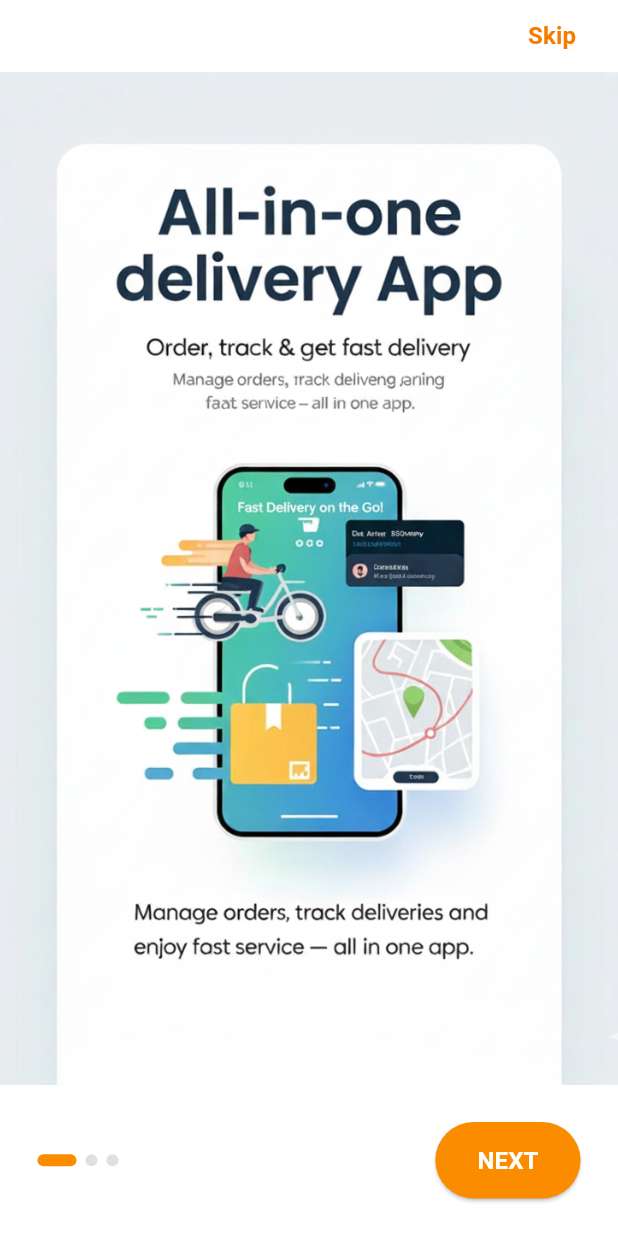
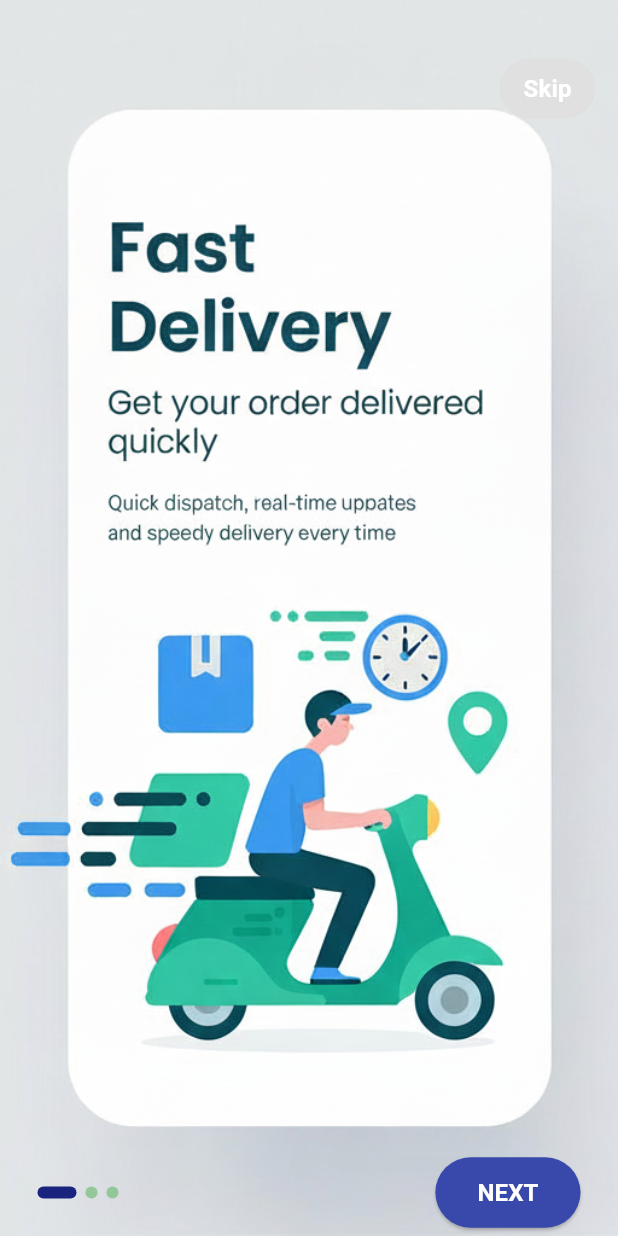
Before and after one commit to jainprabha2430/Deliveryapp, a Flutter app: the screen it shows after launch, on a phone screen of 412 x 824 dp. Run offline on Flutter 3.47's test engine with Material 3 defaults, Android fonts, the phone set to English and light mode, and no system bars; our stand-ins replace google_fonts, pdf, printing, qr_flutter, sqflite; accounts and stored records are empty.

Commit message:
Updated Code

```diff
--- a/lib/onboarding_screen.dart
+++ b/lib/onboarding_screen.dart
@@ -3,14 +3,15 @@ import 'login_screen.dart';
 
 class OnboardingPage {
   final String image;
-
   OnboardingPage({required this.image});
 }
+
 final List<OnboardingPage> onboardingPages = [
   OnboardingPage(image: 'assets/onboard1.png'),
   OnboardingPage(image: 'assets/onboard2.png'),
   OnboardingPage(image: 'assets/onboard3.png'),
 ];
+
 class OnboardingScreen extends StatefulWidget {
   const OnboardingScreen({super.key});
 
@@ -49,50 +50,45 @@ class _OnboardingScreenState extends State<OnboardingScreen> {
   @override
   Widget build(BuildContext context) {
     return Scaffold(
-      backgroundColor: Colors.white,
-      body: Column(
+      extendBodyBehindAppBar: true,
+      body: Stack(
         children: [
-          Align(
-            alignment: Alignment.topRight,
-            child: Padding(
-              padding: const EdgeInsets.only(right: 12),
+          PageView.builder(
+            controller: _pageController,
+            itemCount: onboardingPages.length,
+            onPageChanged: (index) => setState(() => _currentPage = index),
+            itemBuilder: (context, index) {
+              return Image.asset(
+                onboardingPages[index].image,
+                fit: BoxFit.cover,
+                width: double.infinity,
+                height: double.infinity,
+              );
+            },
+          ),
+          Positioned(
+            top: 35,
+            right: 15,
             child: TextButton(
               onPressed: _goToLogin,
+              style: TextButton.styleFrom(
+                backgroundColor: Colors.grey.shade300,
+                shape: const StadiumBorder(),
+              ),
               child: Text(
                 "Skip",
                 style: TextStyle(
-                    color: Colors.orange.shade700,
+                  color: Colors.white,
                   fontSize: 16,
                   fontWeight: FontWeight.w600,
                 ),
               ),
             ),
           ),
-          ),
-          Expanded(
-            child: PageView.builder(
-              controller: _pageController,
-              itemCount: onboardingPages.length,
-              onPageChanged: (index) {
-                setState(() {
-                  _currentPage = index;
-                });
-              },
-              itemBuilder: (context, index) {
-                return Image.asset(
-                  onboardingPages[index].image,
-                  width: double.infinity,
-                  height: double.infinity,
-                  fit: BoxFit.cover,
-                );
-              },
-            ),
-          ),
-          Padding(
-            padding: const EdgeInsets.symmetric(
-              horizontal: 25,
-              vertical: 25,
-            ),
+          Positioned(
+            bottom: 5,
+            left: 25,
+            right: 25,
             child: Row(
               mainAxisAlignment: MainAxisAlignment.spaceBetween,
               children: [
@@ -102,17 +98,17 @@ class _OnboardingScreenState extends State<OnboardingScreen> {
                         (index) => buildDot(index),
                   ),
                 ),
-
                 ElevatedButton(
                   onPressed: _nextPage,
                   style: ElevatedButton.styleFrom(
-                    backgroundColor: Colors.orange.shade600,
+                    backgroundColor: Color(0xFF3949AB),
+                    foregroundColor: Colors.white,
                     shape: RoundedRectangleBorder(
                       borderRadius: BorderRadius.circular(30),
                     ),
                     padding: const EdgeInsets.symmetric(
                       horizontal: 28,
-                      vertical: 14,
+                      vertical: 12,
                     ),
                   ),
                   child: Text(
@@ -122,7 +118,6 @@ class _OnboardingScreenState extends State<OnboardingScreen> {
                     style: const TextStyle(
                       fontSize: 16,
                       fontWeight: FontWeight.bold,
-                      color: Colors.white,
                     ),
                   ),
                 ),
@@ -142,8 +137,8 @@ class _OnboardingScreenState extends State<OnboardingScreen> {
       width: _currentPage == index ? 26 : 8,
       decoration: BoxDecoration(
         color: _currentPage == index
-            ? Colors.orange.shade600
-            : Colors.grey.shade300,
+            ? Color(0xFF1A237E)
+            : Colors.green.withOpacity(0.5),
         borderRadius: BorderRadius.circular(6),
       ),
     );
```
Also changed, not shown: assets/onboard1.png. Lines whose indentation alone changed are shown as unchanged.
